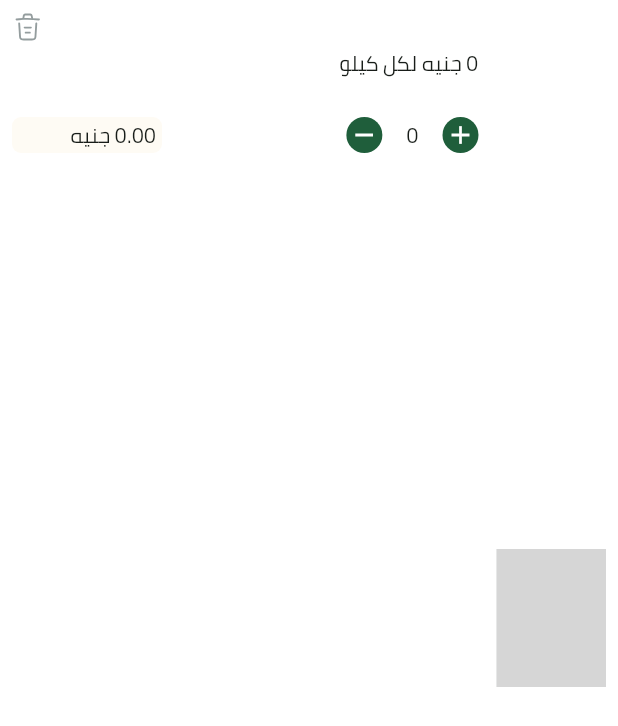
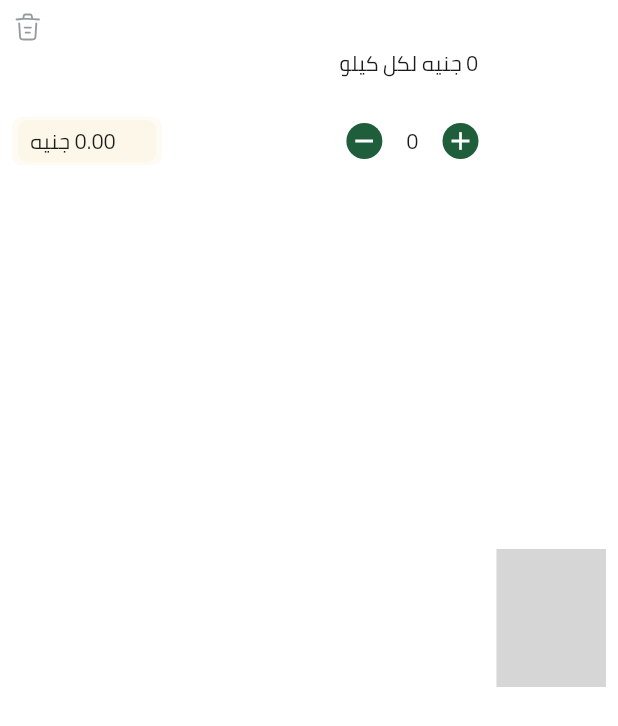
Before and after one commit to ahmedmanguod11/chickens, a Flutter app: the CartItem widget shown alone on an empty page, opened directly with empty values, on a phone screen of 412 x 824 dp. Shown: the top 726 px of the screen. Run offline on Flutter 3.47's test engine with Material 3 defaults, Android fonts, the light colour scheme and no system bars; drawn by our look-alikes of cached_network_image; our stand-ins replace bloc, carousel_slider, cloud_firestore, dartz, dots_indicator, equatable and 9 more; missing offline and left inert: flutter_facebook_auth, flutter_paypal_payment; accounts and stored records are empty; network calls fail; grey boxes are pictures that could not be loaded.

Commit message:
done card

```diff
--- a/lib/features/best_selling_chickens/presentation/views/widgets/best_selling_view_body.dart
+++ b/lib/features/best_selling_chickens/presentation/views/widgets/best_selling_view_body.dart
@@ -5,6 +5,8 @@ class BestSellingViewBody extends StatelessWidget {
 
   @override
   Widget build(BuildContext context) {
-    return const Placeholder();
+    return Column(
+
+    );
   }
 }
--- a/lib/features/home/presentaion/views/profile_view.dart
+++ b/lib/features/home/presentaion/views/profile_view.dart
@@ -1,3 +1,4 @@
+import 'package:chickens/features/home/presentaion/views/widgets/profile_view_body.dart';
 import 'package:flutter/material.dart';
 
 class ProfileView extends StatelessWidget {
@@ -5,6 +6,6 @@ class ProfileView extends StatelessWidget {
 
   @override
   Widget build(BuildContext context) {
-    return const Placeholder();
+    return const ProfileViewBody();
   }
 }
--- a/lib/features/home/presentaion/views/widgets/cart_item.dart
+++ b/lib/features/home/presentaion/views/widgets/cart_item.dart
@@ -139,10 +139,13 @@ class _CartItemState extends State<CartItem> {
                     if (carItem.isChicken)
                       Column(
                         children: [
-                          const Text('وزن الفرخة:'),
+                          const Text('وزن الفرخة:',style: AppTextStyles.bold13),
                           const SizedBox(height: 5),
+                          Row(
+  mainAxisSize: MainAxisSize.min, // مهم عشان ما يوسعش أكتر من اللازم
+  children: [
     SizedBox(
-                            width: 60,
+      width: 60, // عرض ثابت للصندوق
       child: TextFormField(
         initialValue: carItem.weightInKg?.toString() ?? '',
         keyboardType: TextInputType.number,
@@ -157,8 +160,13 @@ class _CartItemState extends State<CartItem> {
         ),
       ),
     ),
+    const SizedBox(width: 4), // مسافة صغيرة
+    const Text('كجم',style: AppTextStyles.bold13),
+  ],
+)
+,
                           const SizedBox(height: 5),
-                          Text('عدد الفراخ: ${carItem.quanitty}'),
+                          Text('عدد الفراخ: ${carItem.quanitty}',style: AppTextStyles.bold13,),
                         ],
                       ),
 
@@ -176,13 +184,23 @@ class _CartItemState extends State<CartItem> {
                             color: AppColors.secondaryColor.withOpacity(0.05),
                             borderRadius: BorderRadius.circular(6),
                           ),
-                          child: SingleChildScrollView(
-                            scrollDirection: Axis.horizontal,
+                          child: Container(
+  width: 120, // حجم أكبر شوية
+  padding: const EdgeInsets.symmetric(horizontal: 8, vertical: 4),
+  decoration: BoxDecoration(
+    color: AppColors.secondaryColor.withOpacity(0.05),
+    borderRadius: BorderRadius.circular(6),
+  ),
+  child: FittedBox(
+    fit: BoxFit.scaleDown, // النص يصغر لو محتواه أكبر من العرض
+    alignment: Alignment.centerLeft,
     child: Text(
       '${carItem.calculateTotalPrice().toStringAsFixed(2)} جنيه',
       style: AppTextStyles.bold16.copyWith(color: AppColors.secondaryColor),
     ),
   ),
+)
+
                         ),
                       ],
                     )
--- a/lib/features/home/presentaion/views/widgets/product_view_body.dart
+++ b/lib/features/home/presentaion/views/widgets/product_view_body.dart
@@ -38,6 +38,8 @@ class _ProductsViewBodyState extends State<ProductsViewBody> {
                   context,
                   title: 'المنتجات',
                   showBackButton: false,
+                  showNotification: false,
+
                 ),
                 const SizedBox(
                   height: 16,
```
Also changed, not shown: lib/core/widgets/custom_button.dart (+6 -7 lines), lib/features/home/presentaion/views/widgets/cart_view_body.dart (+3 -24 lines), lib/features/home/presentaion/views/widgets/profile_view_body.dart (+41 -0 lines). Lines whose indentation alone changed are shown as unchanged.
